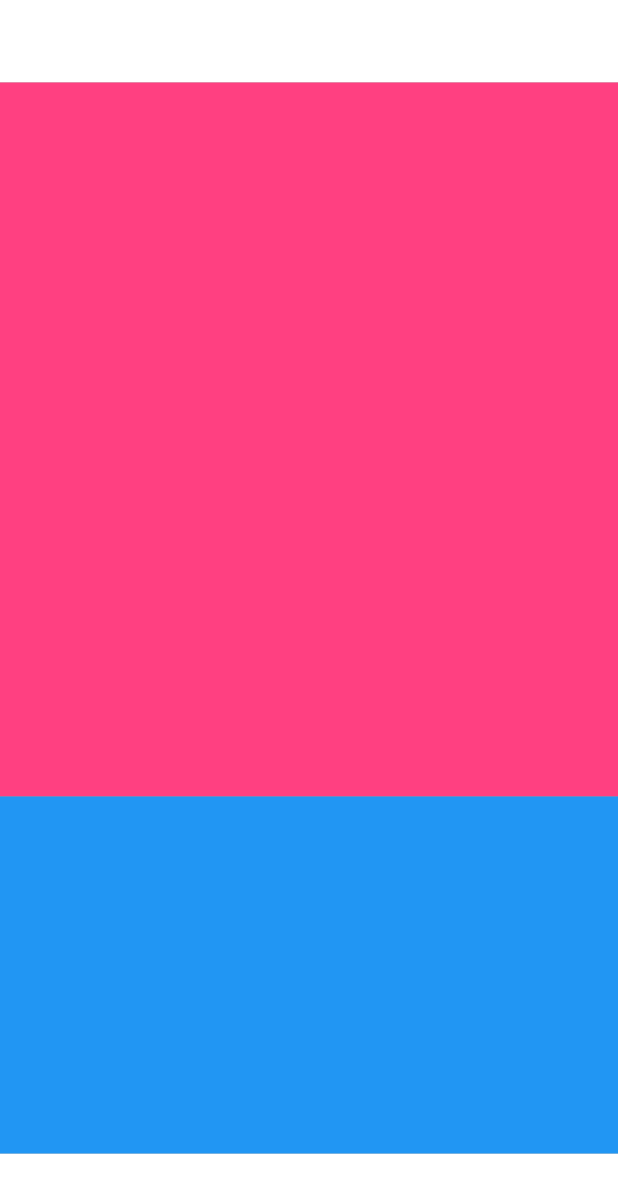
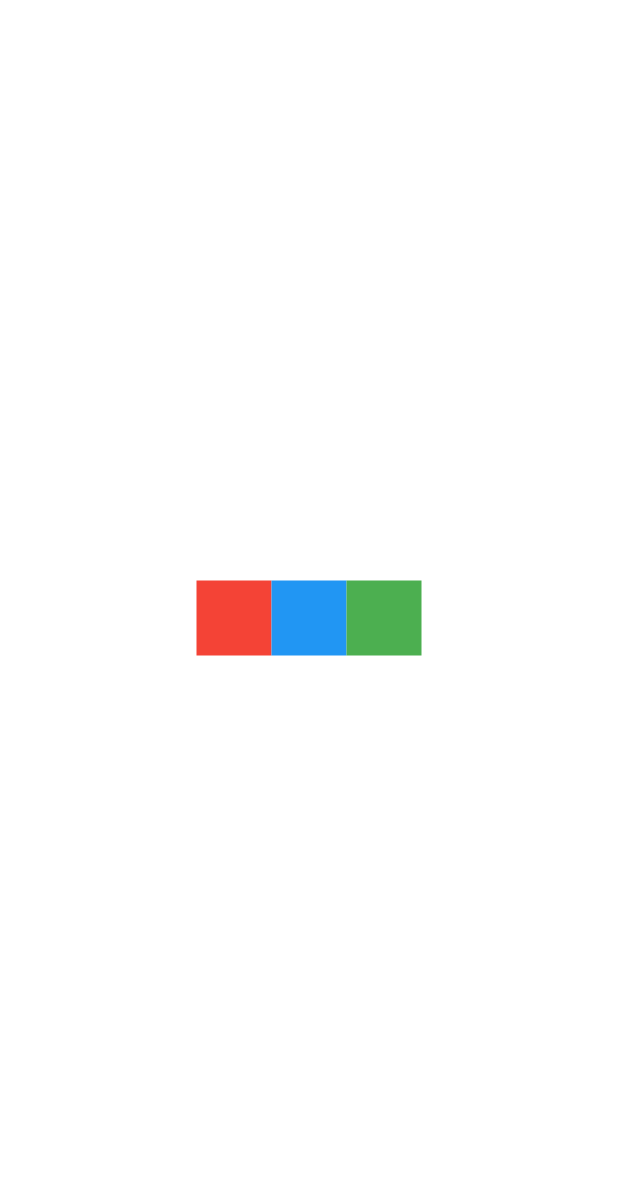
Before and after one commit to AgustinaGF/facebookFlutter, a Flutter app: the screen it shows after launch, on a phone screen of 412 x 824 dp. Shown: the top 1193 px of the screen. Run offline on Flutter 3.47's test engine with Material 2 defaults, Android fonts, the phone set to English and light mode, and no system bars.

Commit message:
widget Row

```diff
--- a/lib/main.dart
+++ b/lib/main.dart
@@ -2,6 +2,7 @@ import 'package:flutter/material.dart';
 import 'widgets/text.dart';
 import 'widgets/container.dart';
 import 'widgets/column.dart';
+import 'widgets/row.dart';
 
 void main() {
   runApp(const MyApp());
@@ -14,7 +15,7 @@ class MyApp extends StatelessWidget {
   @override
   Widget build(BuildContext context) {
     return MaterialApp(
-      home: MyColumn(),
+      home: MyRow(),
     );
   }
 }
--- /dev/null
+++ b/lib/widgets/row.dart
@@ -0,0 +1,34 @@
+import 'package:flutter/material.dart';
+
+class MyRow extends StatelessWidget{
+  const MyRow({super.key});
+
+  @override
+  Widget build(BuildContext context){
+    return Container(
+      color: Colors.white,
+      // el widget Row nos permite posicionar los elementos uno al lado del otro
+      child: Center(child: Row(
+        mainAxisAlignment: MainAxisAlignment.center,
+        children:[
+          Container(
+            width: 50,
+            height: 50,
+            color: Colors.red
+    ),
+    Container(
+            width: 50,
+            height: 50,
+            color: Colors.blue
+    ),
+    Container(
+            width: 50,
+            height: 50,
+            color: Colors.green
+    )
+    ],
+    ),
+    ),
+    );
+  }
+}
```
